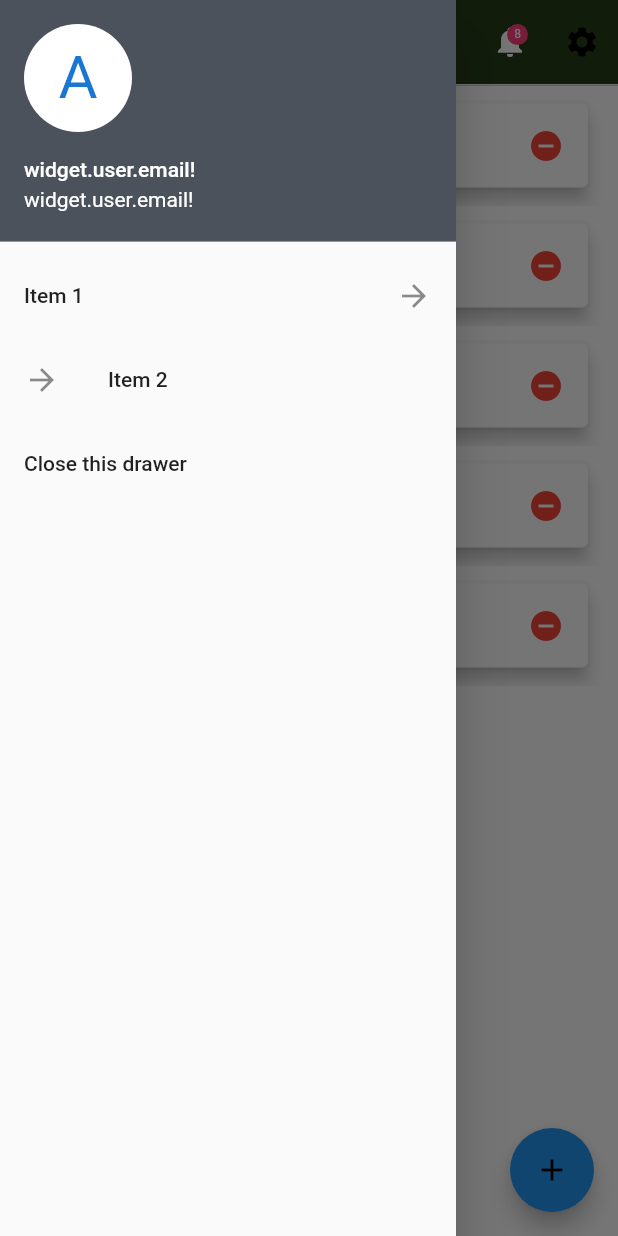
After one commit to minto5z/indentsystem, a Flutter app: the ContactScreen screen opened by its route, with the side drawer open, on a phone screen of 412 x 824 dp. The commit adds this screen. Run offline on Flutter 3.47's test engine with Material 2 defaults, Android fonts, the phone set to English and light mode, and no system bars; our stand-ins replace bloc, cached_network_image, dio, flutter_bloc, flutter_secure_storage, fluttertoast and 1 more; accounts and stored records are empty.

Commit message:
contact page added

```diff
--- a/lib/src/app_router.dart
+++ b/lib/src/app_router.dart
@@ -3,6 +3,8 @@ import 'package:indentsystem/src/features/auth/views/screens/login_screen.dart';
 import 'package:indentsystem/src/features/auth/views/screens/recover_screen.dart';
 import 'package:indentsystem/src/features/home/views/screens/home_screen.dart';
 import 'package:indentsystem/src/features/settings/views/screens/settings_screen.dart';
+
+import 'features/contacts/views/contact_screen.dart';
 
 class AppRouter {
   Route onGenerateRoute(RouteSettings settings) {
@@ -15,6 +17,8 @@ class AppRouter {
         return RecoverScreen.route();
       case SettingsScreen.routeName:
         return SettingsScreen.route();
+      case ContactScreen.routeName:
+        return ContactScreen.route();
       default:
         return HomeScreen.route();
     }
--- /dev/null
+++ b/lib/src/features/contacts/views/contact_screen.dart
@@ -0,0 +1,110 @@
+import 'package:flutter/material.dart';
+
+import '../../../shared/views/widgets/global_widget.dart';
+
+class ContactScreen extends StatefulWidget {
+  static const routeName = '/contact';
+  static route() => MaterialPageRoute(builder: (_) => ContactScreen());
+  const ContactScreen({super.key});
+
+  @override
+  _ContactScreenState createState() => _ContactScreenState();
+}
+
+class _ContactScreenState extends State<ContactScreen> {
+  // initialize global widget
+  final _globalWidget = GlobalWidget();
+
+  final GlobalKey<AnimatedListState> _listKey = GlobalKey();
+
+  List<String> _data = ['item 1', 'item 2', 'item 3', 'item 4', 'item 5'];
+
+  @override
+  void initState() {
+    super.initState();
+  }
+
+  @override
+  void dispose() {
+    super.dispose();
+  }
+
+  @override
+  Widget build(BuildContext context) {
+    return Scaffold(
+        backgroundColor: Colors.white,
+        appBar: _globalWidget.globalAppBar(context),
+        drawer: Drawer(
+            child: ListView(
+              padding: EdgeInsets.zero,
+              children: <Widget>[
+                const UserAccountsDrawerHeader(
+                  accountName: Text('widget.user.email!'),
+                  accountEmail: Text('widget.user.email!'),
+                  currentAccountPicture: CircleAvatar(
+                    backgroundColor: Colors.white,
+                    child: Text("A", style: TextStyle(fontSize: 40.0)),
+                  ),
+                ),
+                ListTile(
+                  title: const Text('Item 1'),
+                  trailing: const Icon(Icons.arrow_forward),
+                  onTap: () {},
+                ),
+                ListTile(
+                  title: const Text('Item 2'),
+                  leading: const Icon(Icons.arrow_forward),
+                  onTap: () {},
+                ),
+                ListTile(
+                  title: const Text('Close this drawer'),
+                  onTap: () {
+                    Navigator.pop(context);
+                  },
+                ),
+              ],
+            )),
+        body: AnimatedList(
+          // Key to call remove and insert item methods from anywhere
+          key: _listKey,
+          initialItemCount: _data.length,
+          itemBuilder: (context, index, animation) {
+            return _buildItem(_data[index], animation, index);
+          },
+        ),
+        floatingActionButton: FloatingActionButton(
+          child: Icon(Icons.add),
+          backgroundColor: Colors.blue,
+          onPressed: (){
+
+          },
+        )
+    );
+  }
+
+  Widget _buildItem(String item, Animation<double> animation, int index) {
+    return SizeTransition(
+      sizeFactor: animation,
+      child: Container(
+        margin: EdgeInsets.fromLTRB(16, 8, 16, 8),
+        child: Card(
+          elevation: 5.0,
+          child: ListTile(
+            title: Text(
+              item,
+              style: TextStyle(fontSize: 20),
+            ),
+            trailing: GestureDetector(
+              child: Icon(
+                Icons.remove_circle,
+                color: Colors.red,
+              ),
+              onTap: (){
+              },
+            ),
+          ),
+        ),
+      ),
+    );
+  }
+}
--- a/lib/src/features/home/views/widgets/authenticated_home.dart
+++ b/lib/src/features/home/views/widgets/authenticated_home.dart
@@ -3,6 +3,7 @@ import 'package:flutter/material.dart';
 import 'package:flutter_bloc/flutter_bloc.dart';
 import 'package:fluttertoast/fluttertoast.dart';
 import 'package:indentsystem/src/features/auth/views/screens/login_screen.dart';
+import 'package:indentsystem/src/features/contacts/views/contact_screen.dart';
 
 import '../../../../shared/views/widgets/cache_image_network.dart';
 import '../../../../shared/views/widgets/global_widget.dart';
@@ -57,7 +58,7 @@ class _Home1PageState extends State<AuthenticatedHome> {
 
     _categoryData.add(CategoryModel(
         id: 1,
-        name: 'Outlet Store',
+        name: 'Contacts Page',
         image:
             'https://cdn.dribbble.com/users/4009983/screenshots/16047199/media/5ebee3eea85f65f654414699c4a75f00.jpg'));
     _categoryData.add(CategoryModel(
@@ -309,10 +310,19 @@ class _Home1PageState extends State<AuthenticatedHome> {
       children: List.generate(_categoryData.length, (index) {
         return GestureDetector(
             onTap: () {
-              Fluttertoast.showToast(
-                  msg:
-                      'Click ${_categoryData[index].name.replaceAll('\n', ' ')}',
-                  toastLength: Toast.LENGTH_SHORT);
+              if(index==0){
+                Navigator.of(context).pushNamedAndRemoveUntil(
+                  ContactScreen.routeName,
+                      (route) => false,
+                );
+              }else{
+                Fluttertoast.showToast(
+                    msg:
+                    'Click ${_categoryData[index].name.replaceAll('\n', ' ')}',
+                    toastLength: Toast.LENGTH_SHORT);
+              }
+
+
             },
             child: Container(
               decoration: BoxDecoration(
```
